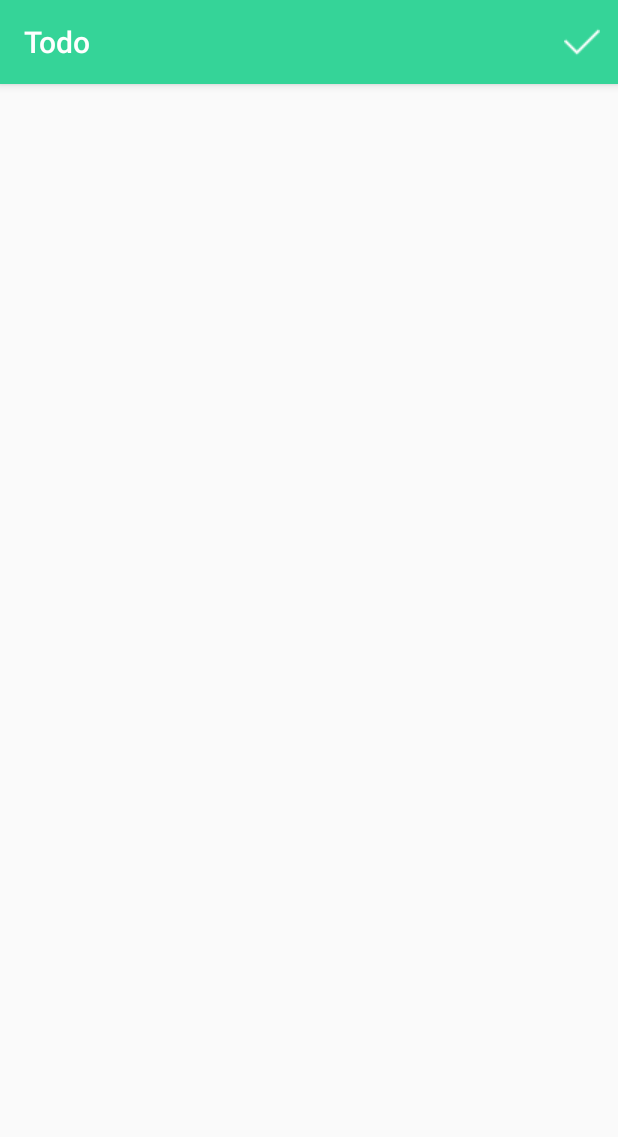
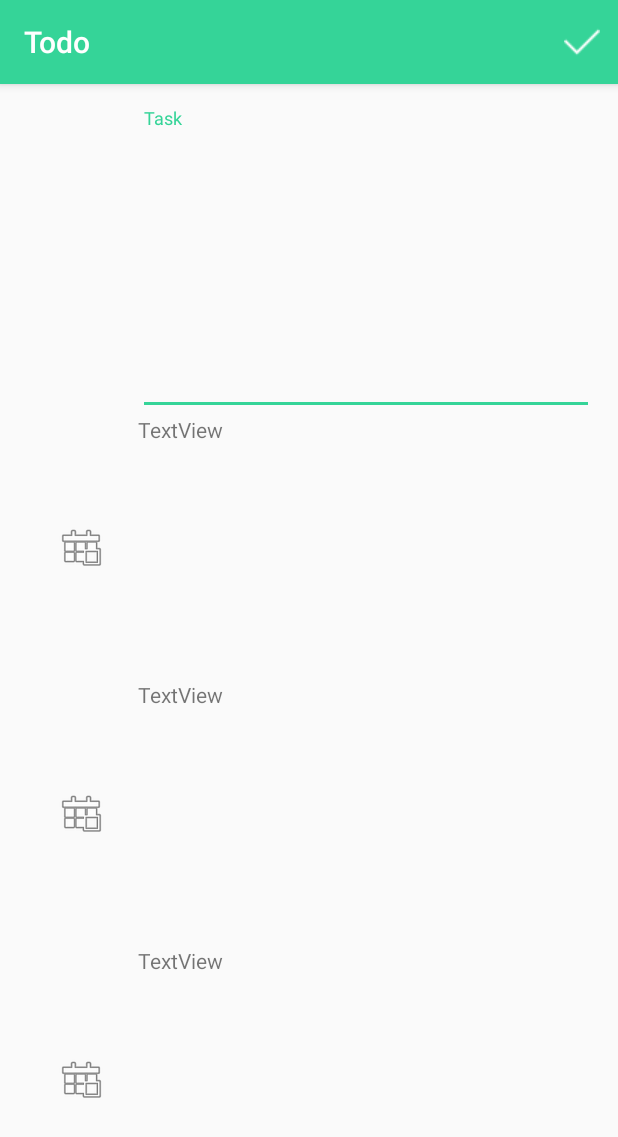
Before and after one commit to changchingchi/Todos, an Android app: the EditItemActivity screen opened directly, with no data from a screen before it, on a phone screen of 412 x 824 dp. Shown: the top 1137 px of the screen. Run offline under Robolectric (Android 15) with nearby library versions, the phone set to English and light mode, and no system bars.

Commit message:
draw basic layout using linearlayout

```diff
--- a/app/src/main/java/com/chchi/todo/EditItemActivity.java
+++ b/app/src/main/java/com/chchi/todo/EditItemActivity.java
@@ -13,6 +13,7 @@ public class EditItemActivity extends AppCompatActivity {
         setContentView(R.layout.activity_edit_item);
         Toolbar toolbar = (Toolbar) findViewById(R.id.toolbar);
         setSupportActionBar(toolbar);
+
     }
 
     @Override
--- a/app/src/main/res/layout/activity_edit_item.xml
+++ b/app/src/main/res/layout/activity_edit_item.xml
@@ -1,16 +1,21 @@
 <?xml version="1.0" encoding="utf-8"?>
-<RelativeLayout xmlns:android="http://schemas.android.com/apk/res/android"
+<android.support.design.widget.CoordinatorLayout xmlns:android="http://schemas.android.com/apk/res/android"
+xmlns:app="http://schemas.android.com/apk/res-auto"
 xmlns:tools="http://schemas.android.com/tools"
-    android:id="@+id/activity_edit_item"
 android:layout_width="match_parent"
 android:layout_height="match_parent"
+android:fitsSystemWindows="true"
 tools:context="com.chchi.todo.EditItemActivity">
+
 <android.support.design.widget.AppBarLayout
     android:layout_width="match_parent"
     android:layout_height="wrap_content"
     android:theme="@style/AppTheme.AppBarOverlay">
+
     <include layout="@layout/app_bar"/>
+
 </android.support.design.widget.AppBarLayout>
 
+    <include layout="@layout/content_edit_item" />
 
-</RelativeLayout>
+</android.support.design.widget.CoordinatorLayout>
--- /dev/null
+++ b/app/src/main/res/layout/content_edit_item.xml
@@ -0,0 +1,170 @@
+<?xml version="1.0" encoding="utf-8"?>
+<LinearLayout xmlns:android="http://schemas.android.com/apk/res/android"
+    xmlns:app="http://schemas.android.com/apk/res-auto"
+    xmlns:tools="http://schemas.android.com/tools"
+    android:id="@+id/content_edit_item"
+    android:layout_width="match_parent"
+    android:layout_height="match_parent"
+    android:paddingBottom="@dimen/activity_vertical_margin"
+    android:orientation="vertical"
+    android:paddingLeft="@dimen/activity_horizontal_margin"
+    android:paddingRight="@dimen/activity_horizontal_margin"
+    android:paddingTop="@dimen/activity_vertical_margin"
+    app:layout_behavior="@string/appbar_scrolling_view_behavior"
+    tools:context="com.chchi.todo.EditItemActivity"
+    tools:showIn="@layout/activity_edit_item"
+   >
+
+    <LinearLayout
+        android:orientation="horizontal"
+        android:layout_width="match_parent"
+        android:layout_height="wrap_content"
+        android:layout_weight="1">
+
+        <LinearLayout
+            android:layout_width="0dp"
+            android:layout_height="match_parent"
+            android:layout_weight="1">
+        </LinearLayout>
+
+        <LinearLayout
+            android:layout_width="0dp"
+            android:layout_height="match_parent"
+            android:layout_weight="4">
+            <android.support.design.widget.TextInputLayout
+                android:layout_width="match_parent"
+                android:layout_height="match_parent"
+                android:id="@+id/task"
+                android:orientation="horizontal">
+
+                <EditText
+                    android:layout_width="match_parent"
+                    android:layout_height="match_parent"
+                    android:hint="Task"
+                    android:inputType="text"
+                    android:textSize="48sp"
+                    android:maxLines="1"
+                    android:id="@+id/taskET" />
+            </android.support.design.widget.TextInputLayout>
+        </LinearLayout>
+
+    </LinearLayout>
+
+    <LinearLayout
+        android:layout_weight="4"
+        android:orientation="vertical"
+        android:layout_width="match_parent"
+        android:layout_height="wrap_content"
+        >
+
+        <LinearLayout
+            android:orientation="horizontal"
+            android:layout_width="match_parent"
+            android:layout_height="wrap_content"
+            android:layout_weight="1">
+
+            <LinearLayout
+                android:layout_width="0dp"
+                android:layout_height="match_parent"
+                android:layout_weight="1">
+
+                <ImageView
+                    android:layout_width="wrap_content"
+                    android:layout_height="wrap_content"
+                    app:srcCompat="@android:drawable/ic_menu_today"
+                    android:id="@+id/imageView4"
+                    android:layout_weight="1"
+                    android:layout_gravity="center"/>
+            </LinearLayout>
+
+            <LinearLayout
+                android:layout_width="0dp"
+                android:layout_height="match_parent"
+                android:layout_weight="4">
+
+                <TextView
+                    android:text="TextView"
+                    android:layout_width="match_parent"
+                    android:layout_height="match_parent"
+                    android:id="@+id/textView4"
+                    android:layout_weight="1" />
+            </LinearLayout>
+
+        </LinearLayout>
+
+
+        <LinearLayout
+            android:orientation="horizontal"
+            android:layout_width="match_parent"
+            android:layout_height="wrap_content"
+            android:layout_weight="1">
+
+            <LinearLayout
+                android:layout_width="0dp"
+                android:layout_height="match_parent"
+                android:layout_weight="1">
+
+                <ImageView
+                    android:layout_width="wrap_content"
+                    android:layout_height="wrap_content"
+                    app:srcCompat="@android:drawable/ic_menu_today"
+                    android:id="@+id/imageView1"
+                    android:layout_weight="1"
+                    android:layout_gravity="center"/>
+            </LinearLayout>
+
+            <LinearLayout
+                android:layout_width="0dp"
+                android:layout_height="match_parent"
+                android:layout_weight="4">
+
+                <TextView
+                    android:text="TextView"
+                    android:layout_width="match_parent"
+                    android:layout_height="match_parent"
+                    android:id="@+id/textView3"
+                    android:layout_weight="1" />
+            </LinearLayout>
+
+        </LinearLayout>
+
+
+        <LinearLayout
+            android:orientation="horizontal"
+            android:layout_width="match_parent"
+            android:layout_height="wrap_content"
+            android:layout_weight="1">
+
+            <LinearLayout
+                android:layout_width="0dp"
+                android:layout_height="match_parent"
+                android:layout_weight="1">
+
+                <ImageView
+                    android:layout_width="wrap_content"
+                    android:layout_height="wrap_content"
+                    app:srcCompat="@android:drawable/ic_menu_today"
+                    android:id="@+id/imageView2"
+                    android:layout_weight="1"
+                    android:layout_gravity="center"/>
+            </LinearLayout>
+
+            <LinearLayout
+                android:layout_width="0dp"
+                android:layout_height="match_parent"
+                android:layout_weight="4">
+
+                <TextView
+                    android:text="TextView"
+                    android:layout_width="match_parent"
+                    android:layout_height="match_parent"
+                    android:id="@+id/textView"
+                    android:layout_weight="1" />
+            </LinearLayout>
+
+        </LinearLayout>
+
+    </LinearLayout>
+
+
+</LinearLayout>
--- a/app/src/main/res/values/strings.xml
+++ b/app/src/main/res/values/strings.xml
@@ -4,4 +4,9 @@
     <string name="title">title</string>
     <string name="subtitle">subtitle</string>
     <string name="save">save</string>
+    <string-array name="priority_array">
+        <item>High</item>
+        <item>Normal</item>
+        <item>Low</item>
+    </string-array>
 </resources>
```
Lines whose indentation alone changed are shown as unchanged.
